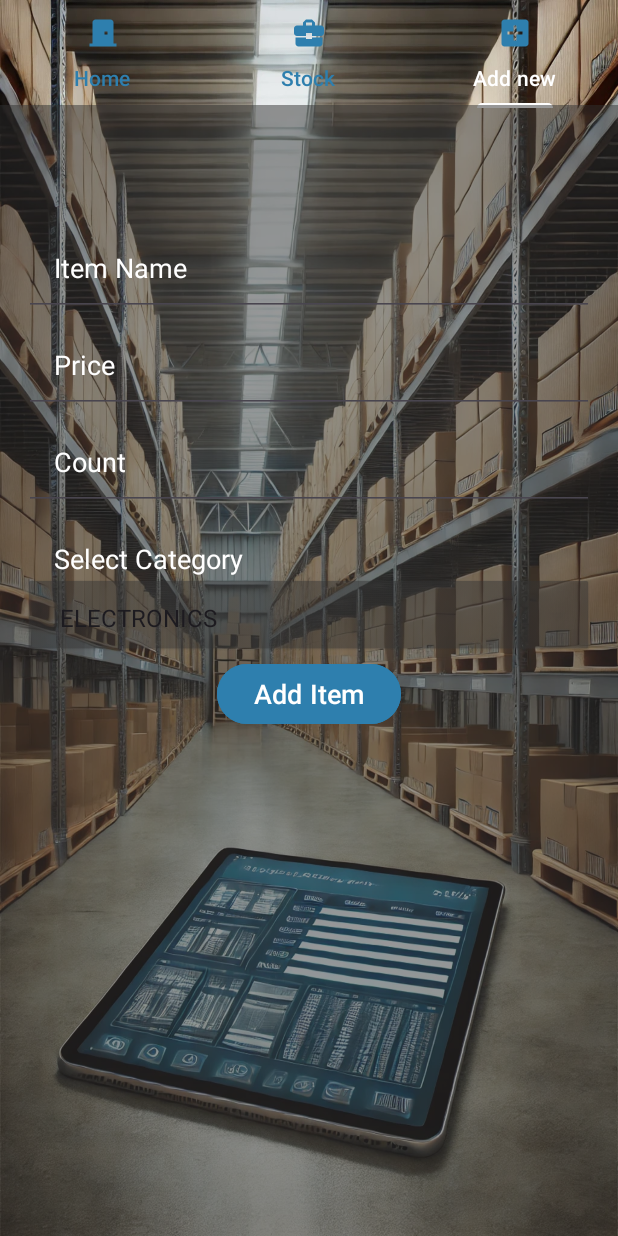
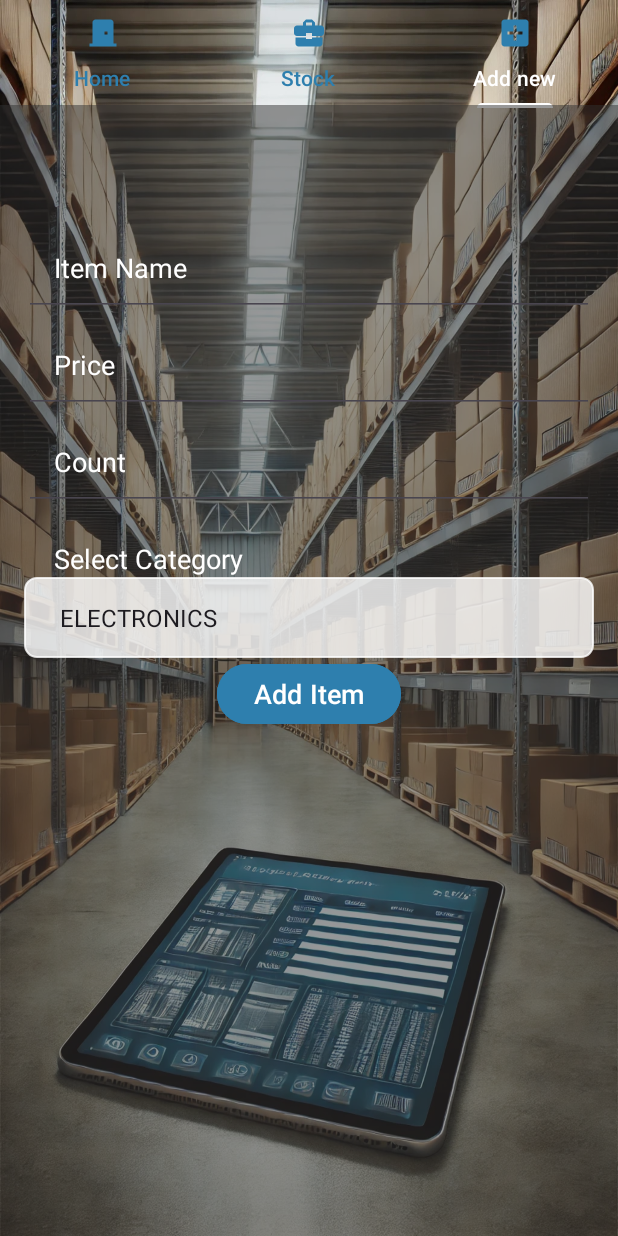
Before and after one commit to HusseinAb22/inventoryFlow, an Android app: the screen it shows after launch (MainActivity), tab 3 chosen, on a phone screen of 412 x 824 dp. Run offline under Robolectric (Android 15) with nearby library versions, the phone set to English and light mode, and no system bars; our stand-ins replace Firebase (no records; nobody signed in at launch, a user with empty details on screens opened directly).

Commit message:
Third Commit
3

```diff
--- a/app/src/main/java/com/Store/inventoryflow/AddFragment.java
+++ b/app/src/main/java/com/Store/inventoryflow/AddFragment.java
@@ -101,10 +101,11 @@ public class AddFragment extends Fragment {
             Toast.makeText(this.getActivity(), "Please fill out all fields!", Toast.LENGTH_SHORT).show();
             return;
         }
-        if(!newItemName.matches("^[a-zA-Z]*$")){
+        if (!newItemName.matches("^[a-zA-Z]+(\\s[a-zA-Z]+)*$")) {
             Toast.makeText(this.getActivity(), "The name should contain only letters!", Toast.LENGTH_SHORT).show();
             return;
-        }if (newItemName.length()<3) {
+        }
+        if (newItemName.length()<3) {
             Toast.makeText(this.getActivity(), "The name should be at least 3 letters!", Toast.LENGTH_SHORT).show();
             return;
         }
--- /dev/null
+++ b/app/src/main/res/drawable/spinner_background.xml
@@ -0,0 +1,6 @@
+<?xml version="1.0" encoding="utf-8"?>
+<shape xmlns:android="http://schemas.android.com/apk/res/android" android:shape="rectangle">
+    <solid android:color="#FFFFFF"/>
+    <corners android:radius="8dp"/>
+    <stroke android:width="1dp" android:color="#000000"/>
+</shape>
--- a/app/src/main/res/layout/fragment_add.xml
+++ b/app/src/main/res/layout/fragment_add.xml
@@ -54,9 +54,9 @@
         android:id="@+id/spinnerCategory"
         android:layout_width="match_parent"
         android:layout_height="wrap_content"
-        android:background="@android:drawable/btn_dropdown"
+        android:background="@drawable/spinner_background"
         android:padding="16dp"
-        android:backgroundTint="#80333333"/>
+        android:backgroundTint="#CCFFFFFF"/>
 
     <Button
         android:id="@+id/btn_add_item"
--- a/app/src/main/res/layout/fragment_stock.xml
+++ b/app/src/main/res/layout/fragment_stock.xml
@@ -21,8 +21,8 @@
         android:id="@+id/category_filter"
         android:layout_width="match_parent"
         android:layout_height="wrap_content"
-        android:background="@android:drawable/btn_dropdown"
-        android:backgroundTint="#80333333"
+        android:background="@drawable/spinner_background"
+        android:popupBackground="#CCFFFFFF"
         android:padding="8dp"/>
 
     <!-- RecyclerView for Stock Items -->
--- a/gradle/libs.versions.toml
+++ b/gradle/libs.versions.toml
@@ -1,5 +1,5 @@
 [versions]
-agp = "8.7.2"
+agp = "8.7.3"
 junit = "4.13.2"
 junitVersion = "1.2.1"
 espressoCore = "3.6.1"
```
Also changed, not shown: app/src/main/AndroidManifest.xml (+11 -6 lines), app/src/main/java/com/Store/inventoryflow/FirestoreDBHelper.java (+6 -6 lines), app/src/main/java/com/Store/inventoryflow/StockFragment.java (+8 -0 lines), app/src/main/res/layout/activity_start.xml (added, +10 -0 lines).
